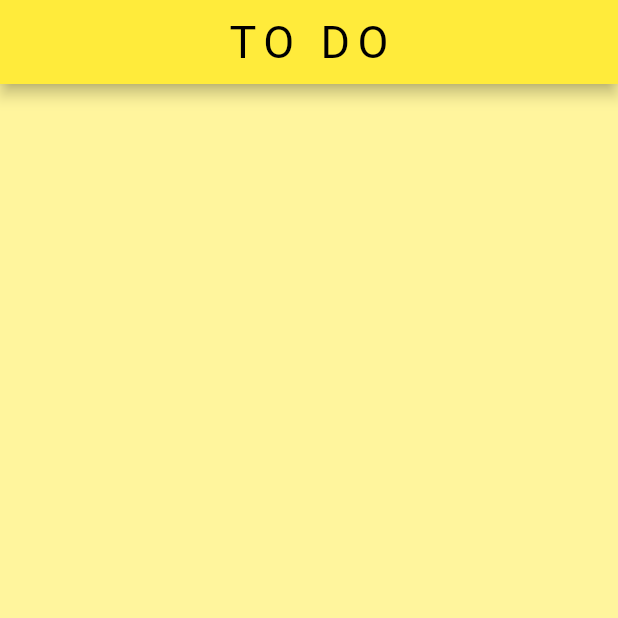
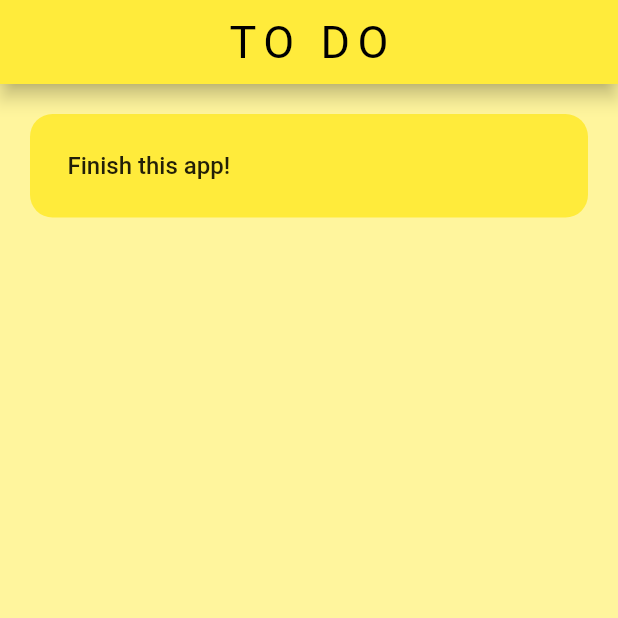
Before and after one commit to itsMike05/To-Do-Flutter, a Flutter app: the screen it shows after launch, on a phone screen of 412 x 824 dp, the top half of it. Run offline on Flutter 3.47's test engine with Material 2 defaults, Android fonts, the phone set to English and light mode, and no system bars.

Commit message:
Added the todo_item Widget

```diff
--- a/lib/pages/homepage.dart
+++ b/lib/pages/homepage.dart
@@ -1,4 +1,5 @@
 import 'package:flutter/material.dart';
+import '../util/todo_item.dart';
 
 class Homepage extends StatefulWidget {
   const Homepage({super.key});
@@ -13,6 +14,7 @@ class _HomepageState extends State<Homepage> {
     return Scaffold(
       backgroundColor: Colors.yellow[200],
       appBar: AppBar(
+        elevation: 5,
         title: const Center(
           child: Text(
             "TO DO",
@@ -21,6 +23,9 @@ class _HomepageState extends State<Homepage> {
           ),
         ),
       ),
+      body: ListView(
+        children: [ToDoItem()],
+      ),
     );
   }
 }
--- /dev/null
+++ b/lib/util/todo_item.dart
@@ -0,0 +1,22 @@
+import 'package:flutter/material.dart';
+
+class ToDoItem extends StatelessWidget {
+  const ToDoItem({super.key});
+
+  @override
+  Widget build(BuildContext context) {
+    return Padding(
+      padding: const EdgeInsets.all(20.0),
+      child: Container(
+        padding: const EdgeInsets.all(25.0),
+        decoration: const BoxDecoration(
+            color: Colors.yellow,
+            borderRadius: BorderRadius.all(Radius.circular(15))),
+        child: const Text(
+          "Finish this app!",
+          style: TextStyle(fontSize: 16, fontWeight: FontWeight.w500),
+        ),
+      ),
+    );
+  }
+}
```
